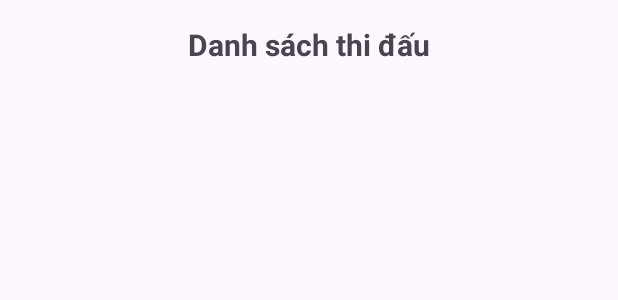
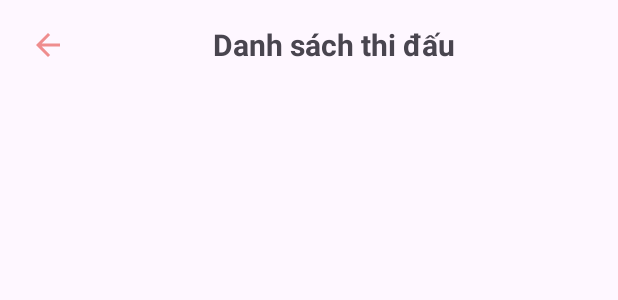
Before and after one commit to Moi0403/WUSHU, an Android app: the layout activity_main_dstt.xml on its own in the app's theme, with its tools: preview values and no code run, on a phone screen of 412 x 824 dp. Shown: the top 300 px of the screen. Run offline under Robolectric (Android 15) with nearby library versions, the phone set to English and light mode, and no system bars.

Commit message:
Update 24-9

```diff
--- a/bamdiem_app/app/src/main/AndroidManifest.xml
+++ b/bamdiem_app/app/src/main/AndroidManifest.xml
@@ -9,7 +9,7 @@
         android:allowBackup="true"
         android:dataExtractionRules="@xml/data_extraction_rules"
         android:fullBackupContent="@xml/backup_rules"
-        android:icon="@mipmap/ic_launcher"
+        android:icon="@drawable/logowushu"
         android:label="WUSHU"
         android:roundIcon="@mipmap/ic_launcher_round"
         android:supportsRtl="true"
--- a/bamdiem_app/app/src/main/java/fpoly/anhntph36936/bamdiem_app/API/HOSTAPI.java
+++ b/bamdiem_app/app/src/main/java/fpoly/anhntph36936/bamdiem_app/API/HOSTAPI.java
@@ -14,8 +14,8 @@ import retrofit2.http.Path;
 import retrofit2.http.Query;
 
 public interface HOSTAPI {
-    String IPV4 = "192.168.1.8";
-    String PORT = "3000";ê
+    String IPV4 = "192.168.1.21";
+    String PORT = "3000";
     String HOST = IPV4+ ":" +PORT;
     String DOMAIN = "http://"+HOST;
 
--- a/bamdiem_app/app/src/main/java/fpoly/anhntph36936/bamdiem_app/Adapter/Vitri_ADT.java
+++ b/bamdiem_app/app/src/main/java/fpoly/anhntph36936/bamdiem_app/Adapter/Vitri_ADT.java
@@ -7,6 +7,7 @@ import android.view.LayoutInflater;
 import android.view.View;
 import android.view.ViewGroup;
 import android.widget.ImageView;
+import android.widget.LinearLayout;
 import android.widget.TextView;
 
 import androidx.annotation.NonNull;
@@ -67,11 +68,11 @@ public class Vitri_ADT extends RecyclerView.Adapter<Vitri_ADT.VitriHolder> {
 
     public static class VitriHolder extends RecyclerView.ViewHolder{
         TextView tv_vitri;
-        ImageView imv_vitri;
+        LinearLayout imv_vitri;
         public VitriHolder(@NonNull View itemView) {
             super(itemView);
             tv_vitri = itemView.findViewById(R.id.tv_vitr);
-            imv_vitri = itemView.findViewById(R.id.imv_vitri);
+            imv_vitri = itemView.findViewById(R.id.item_vtr);
         }
     }
 }
--- /dev/null
+++ b/bamdiem_app/app/src/main/res/drawable/back.xml
@@ -0,0 +1,6 @@
+<vector android:alpha="0.5" android:autoMirrored="true"
+    android:height="24dp" android:tint="#E0231C"
+    android:viewportHeight="24" android:viewportWidth="24"
+    android:width="24dp" xmlns:android="http://schemas.android.com/apk/res/android">
+    <path android:fillColor="@android:color/white" android:pathData="M20,11H7.83l5.59,-5.59L12,4l-8,8 8,8 1.41,-1.41L7.83,13H20v-2z"/>
+</vector>
--- a/bamdiem_app/app/src/main/res/layout/activity_main_dstt.xml
+++ b/bamdiem_app/app/src/main/res/layout/activity_main_dstt.xml
@@ -8,6 +8,17 @@
     android:padding="10dp"
     tools:context=".Main.Main_DSTD">
 
+    <LinearLayout
+        android:layout_width="match_parent"
+        android:layout_height="wrap_content"
+        android:gravity="center">
+
+        <ImageView
+            android:id="@+id/imv_backTD"
+            android:layout_width="wrap_content"
+            android:layout_height="wrap_content"
+            android:layout_marginLeft="10dp"
+            android:src="@drawable/back"/>
         <TextView
             android:layout_width="match_parent"
             android:layout_height="40dp"
@@ -15,6 +26,7 @@
             android:textSize="20sp"
             android:textStyle="bold"
             android:gravity="center"/>
+    </LinearLayout>
     <androidx.swiperefreshlayout.widget.SwipeRefreshLayout
         android:id="@+id/load_td"
         android:layout_width="match_parent"
```
Also changed, not shown: bamdiem_app/app/src/main/java/fpoly/anhntph36936/bamdiem_app/Main/Main_BamDiem.java (+22 -6 lines), bamdiem_app/app/src/main/java/fpoly/anhntph36936/bamdiem_app/Main/Main_BamGio.java (+19 -11 lines), bamdiem_app/app/src/main/java/fpoly/anhntph36936/bamdiem_app/Main/Main_DSTD.java (+12 -0 lines), bamdiem_app/app/src/main/java/fpoly/anhntph36936/bamdiem_app/Main/Main_Run.java (+33 -9 lines), bamdiem_app/app/src/main/java/fpoly/anhntph36936/bamdiem_app/Main/Main_ViTri.java (+12 -1 lines), bamdiem_app/app/src/main/res/layout/activity_main_diem.xml (+13 -0 lines), bamdiem_app/app/src/main/res/layout/item_vitri.xml (+5 -9 lines), bamdiem_app/app/src/main/res/drawable/logowushu.png (added), bamdiem_app/app/src/main/res/layout/activity_main.xml (line endings or trailing spaces), 5 other files. Lines whose indentation alone changed are shown as unchanged.
